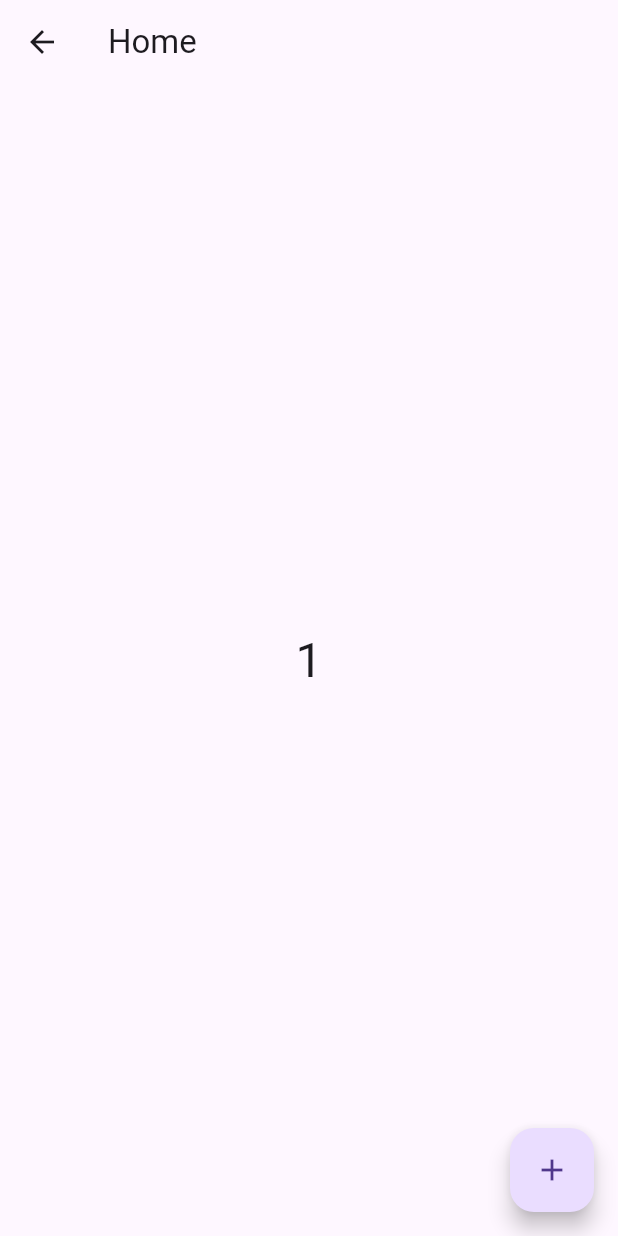
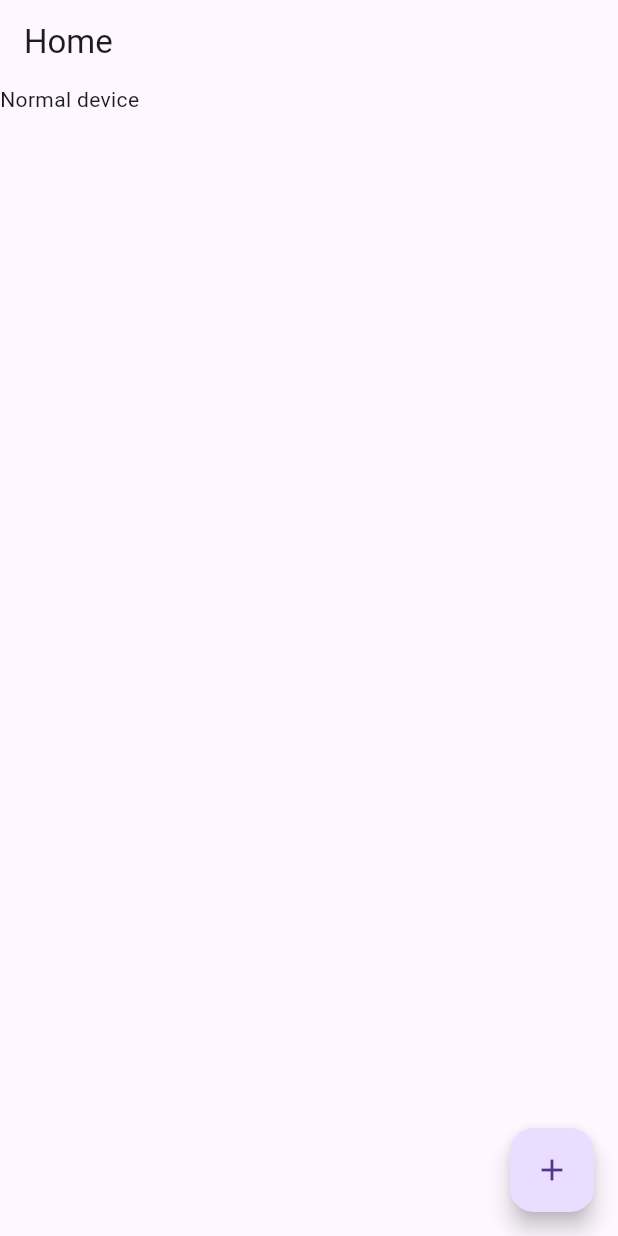
Before and after one commit to RafatMeraz/ostad_flutter_batch_five, a Flutter app: the HomeScreen screen opened directly, after a tap on the "add" icon, on a phone screen of 412 x 824 dp. Run offline on Flutter 3.47's test engine with Material 3 defaults, Android fonts, the phone set to English and light mode, and no system bars.

Commit message:
- Orientation Builder - Layout Builder - MediaQuery - Wrap - Const uses before widget

```diff
--- a/live_class_project/lib/main.dart
+++ b/live_class_project/lib/main.dart
@@ -1,9 +1,13 @@
 import 'package:flutter/material.dart';
 
-/// KISS - Keep It Simple, Stupid
+/// Orientation Builder
+/// Layout Builder
+/// MediaQuery
+/// Wrap
+/// Const uses before widget
 
 void main() {
-  runApp(MyApp());
+  runApp(const MyApp());
 }
 
 class MyApp extends StatelessWidget {
@@ -11,120 +15,113 @@ class MyApp extends StatelessWidget {
 
   @override
   Widget build(BuildContext context) {
-    return MaterialApp(
-      home: SplashScreen(),
+    return const MaterialApp(
+      home: HomeScreen(),
     );
   }
 }
 
-/// Mutable
-/// Immutable
-
-// Widget - two types
-// Stateless - Immutable
-// Stateful - Mutable
-
-/// Stateful - two component
-/// Widget
-/// State
-
-class SplashScreen extends StatefulWidget {
-  const SplashScreen({super.key});
+class HomeScreen extends StatefulWidget {
+  const HomeScreen({super.key});
 
   @override
-  State<SplashScreen> createState() => _SplashScreenState();
+  State<HomeScreen> createState() => _HomeScreenState();
 }
 
-class _SplashScreenState extends State<SplashScreen> {
+class _HomeScreenState extends State<HomeScreen> {
+  int count = 0;
+
   @override
   Widget build(BuildContext context) {
+
+    // print(MediaQuery.of(context).orientation);
+    // print(MediaQuery.of(context).size.height);
+    // print(MediaQuery.of(context).size.width);
+    // print(MediaQuery.of(context).size.aspectRatio);
+    // print(MediaQuery.of(context).size.flipped);
+    // print(MediaQuery.of(context).size.longestSide);
+    // print(MediaQuery.of(context).size.shortestSide);
+    // print(MediaQuery.of(context).displayFeatures);
+    // print(MediaQuery.of(context).devicePixelRatio);
+    //
+    // print(MediaQuery.sizeOf(context));
+    // print(MediaQuery.orientationOf(context));
+    // print(MediaQuery.devicePixelRatioOf(context));
+
     return Scaffold(
-      body: Center(
-        child: ElevatedButton(
-          onPressed: () {
-            Navigator.push(
-              context,
-              MaterialPageRoute(
-                builder: (context) => HomeScreen(),
+      appBar: AppBar(
+        title: const Text('Home'),
+      ),
+     /* body: Scrollbar(
+        child: SingleChildScrollView(
+          child: Column(
+            children: [
+              const Scrollbar(
+                thickness: 3,
+                radius: Radius.circular(30),
+                interactive: true,
+                child: SingleChildScrollView(
+                  scrollDirection: Axis.horizontal,
+                  // scrollDirection: Axis.vertical,
+                  child: Row(
+                    children: [
+                      Text('asdfsdfsdfsdfasdfsdf ksadflilsdkf lskd lfk'),
+                      Text('asdfsdfsdfsdfasdf'),
+                      Text('asdfsdfsdfsdfasdfsdf ksadflilsdkf lskd lfk'),
+                    ],
+                  ),
+                ),
               ),
-            );
-          },
-          child: Text('Go to Home'),
+              const Wrap(
+                alignment: WrapAlignment.center,
+                crossAxisAlignment: WrapCrossAlignment.center,
+                spacing: 10,
+                children: [
+                  Text('asdfsdfsdfsdfasdfsdf ksad'),
+                  Text('saf'),
+                  Text('asdfsdfsdfsdfasdfsdf ksadflilsdkf lskd lfk'),
+                ],
+              ),
+
+              OrientationBuilder(
+                builder: (context, orientation) {
+                  print(orientation);
+                  if (orientation == Orientation.portrait) {
+                    return const Text('Screen looks good');
+                  } else if (orientation == Orientation.landscape){
+                    return const Text('Screen is too wider');
+                  } else {
+                    return const Text('Unknown');
+                  }
+                },
+              ),
+            ],
+          ),
         ),
+      ),*/
+      body: LayoutBuilder(
+        builder: (context, constraints) {
+          print(constraints);
+          if (constraints.maxWidth < 300) {
+            return Text('Tiny device');
+          } else if (constraints.maxWidth < 500) {
+            return Text('Normal device');
+          } else if (constraints.maxWidth < 700) {
+            return Text('Tablet device');
+          } else if (constraints.maxWidth < 1200) {
+            return Text('Laptop device');
+          } else {
+            return Text('Too large');
+          }
+        },
+      ),
+      floatingActionButton: FloatingActionButton(
+        onPressed: () {
+          count++;
+          setState(() {});
+        },
+        child: const Icon(Icons.add),
       ),
     );
   }
 }
-
-
-class HomeScreen extends StatefulWidget {
-
-  @override
-  State<StatefulWidget> createState() {
-    return _HomeScreenState();
-  }
-}
-
-class _HomeScreenState extends State<HomeScreen> {
-
-  @override
-  void initState() {
-    super.initState();
-    print('init State');
-    /// on start a screen
-    /// 1
-  }
-
-  @override
-  void didChangeDependencies() {
-    print('didChangeDependencies');
-    ///2
-    super.didChangeDependencies();
-  }
-
-  @override
-  void didUpdateWidget(covariant HomeScreen oldWidget) {
-    /// 4
-    print('onUpdateWidget');
-    super.didUpdateWidget(oldWidget);
-  }
-
-  int count = 0;
-
-  @override
-  Widget build(BuildContext context) {
-    /// 3
-    print('build');
-    return Scaffold(
-      appBar: AppBar(
-        title: Text('Home'),
-      ),
-      body: Center(
-        child: Text(count.toString(), style: TextStyle(
-          fontSize: 32,
-        ),),
-      ),
-      floatingActionButton: FloatingActionButton(
-        onPressed: () {
-          count = count + 1;
-          print(count);
-
-          setState(() {});
-        },
-        child: Icon(Icons.add),
-      ),
-    );
-  }
-
-  @override
-  void deactivate() {
-    super.deactivate();
-    print('deactived');
-  }
-
-  @override
-  void dispose() {
-    print('dispose');
-    super.dispose();
-  }
-}
```
Also changed, not shown: 1 other file.
